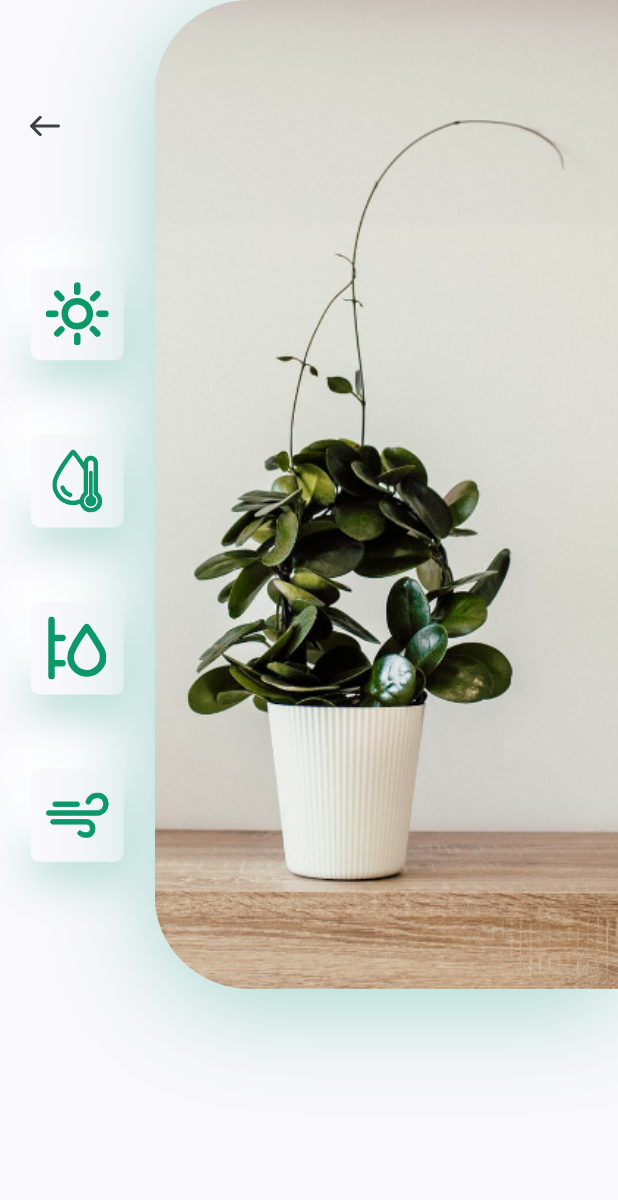
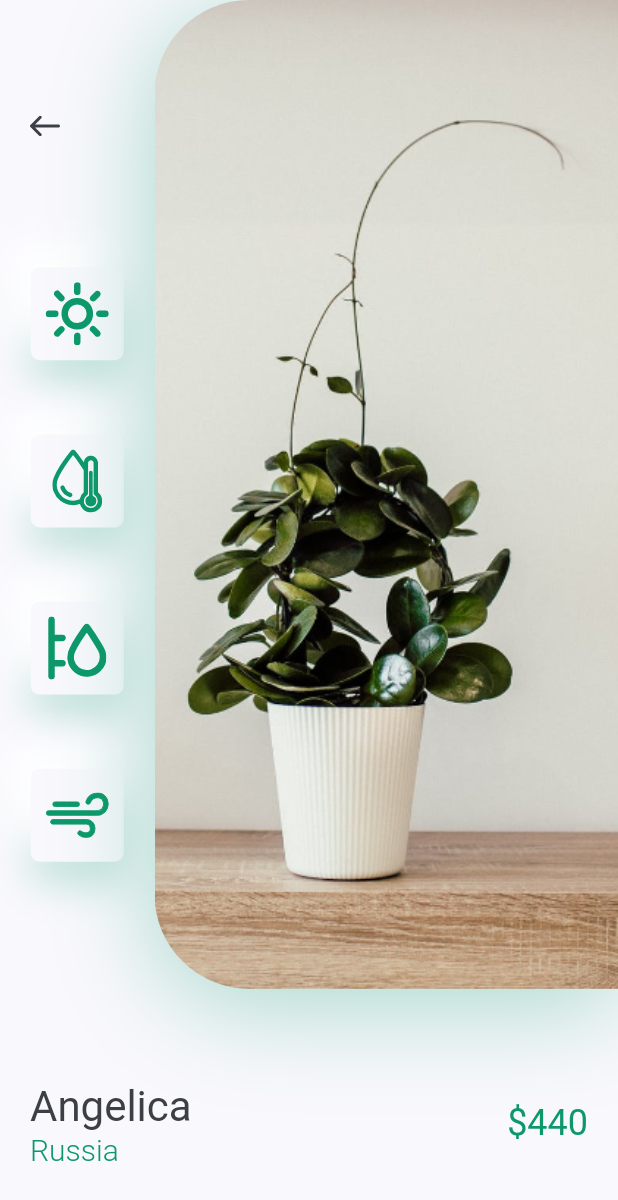
Before and after one commit to Defarrel/PlantApp, a Flutter app: the DetailScreen screen opened directly, on a phone screen of 412 x 824 dp. Shown: the top 1200 px of the screen. Run offline on Flutter 3.47's test engine with Material 3 defaults, Android fonts, the phone set to English and light mode, and no system bars; our stand-ins replace flutter_svg.

Commit message:
Memisahkan image icon dan icon card dari body

```diff
--- a/lib/screens/details/components/body.dart
+++ b/lib/screens/details/components/body.dart
@@ -1,6 +1,8 @@
 import 'package:flutter/material.dart';
 import 'package:flutter_svg/flutter_svg.dart';
 import 'package:plantapp/constant.dart';
+import 'package:plantapp/screens/details/components/icon_card.dart';
+import 'package:plantapp/screens/details/components/image_and_icons.dart';
 
 class Body extends StatelessWidget {
   const Body({super.key});
@@ -8,100 +10,63 @@ class Body extends StatelessWidget {
   @override
   Widget build(BuildContext context) {
     Size size = MediaQuery.of(context).size;
-    return Column(
-      children: [
-        SizedBox(
-          height: size.height * 0.8,
-          child: Row(
-            children: [
-              Expanded(
-                child: Padding(
-                  padding: const EdgeInsets.symmetric(
-                    vertical: kDefaultPadding * 3,
-                  ),
-                  child: Column(
-                    children: [
-                      Align(
-                        alignment: Alignment.topLeft,
-                        child: IconButton(
-                          padding: EdgeInsets.symmetric(
-                            horizontal: kDefaultPadding,
-                          ),
-                          onPressed: () {
-                            Navigator.pop(context);
-                          },
-                          icon: SvgPicture.asset("assets/icons/back_arrow.svg"),
-                        ),
-                      ),
-                      Spacer(),
-                      IconCard(icon: "assets/icons/sun.svg"),
-                      IconCard(icon: "assets/icons/icon_2.svg"),
-                      IconCard(icon: "assets/icons/icon_3.svg"),
-                      IconCard(icon: "assets/icons/icon_4.svg"),
-                    ],
-                  ),
-                ),
-              ),
-              Container(
-                height: size.height * 0.8,
-                width: size.width * 0.75,
-                decoration: BoxDecoration(
-                  borderRadius: BorderRadius.only(
-                    topLeft: Radius.circular(63),
-                    bottomLeft: Radius.circular(63),
-                  ),
-                  boxShadow: [
-                    BoxShadow(
-                      offset: Offset(0, 10),
-                      blurRadius: 60,
-                      color: kPrimaryColor.withOpacity(0.35),
-                    ),
-                  ],
-                  image: DecorationImage(
-                    alignment: Alignment.topLeft,
-                    fit: BoxFit.cover,
-                    image: AssetImage("assets/images/img.png"),
-                  ),
-                ),
-              ),
-            ],
-          ),
-        ),
-      ],
+    return SingleChildScrollView(
+      child: Column(
+        children: [
+          ImageAndIcons(size: size),
+          TitleAndPrice(title: "Angelica", country: "Russia", price: 440),
+        ],
+      ),
     );
   }
 }
 
-class IconCard extends StatelessWidget {
-  const IconCard({super.key, required this.icon});
+class TitleAndPrice extends StatelessWidget {
+  const TitleAndPrice({
+    super.key,
+    required this.title,
+    required this.country,
+    required this.price,
+  });
 
-  final String icon;
+  final String title, country;
+  final int price;
 
   @override
   Widget build(BuildContext context) {
-    Size size = MediaQuery.of(context).size;
-    return Container(
-      margin: EdgeInsets.symmetric(vertical: size.height * 0.03),
-      padding: EdgeInsets.all(kDefaultPadding / 2),
-      height: 62,
-      width: 62,
-      decoration: BoxDecoration(
-        color: kBackgroundColor,
-        borderRadius: BorderRadius.circular(6),
-        boxShadow: [
-          BoxShadow(
-            offset: Offset(0, 15),
-            blurRadius: 22,
-            color: kPrimaryColor.withOpacity(0.22),
+    return Padding(
+      padding: const EdgeInsets.symmetric(horizontal: kDefaultPadding),
+      child: Row(
+        children: [
+          RichText(
+            text: TextSpan(
+              children: [
+                TextSpan(
+                  text: "$title\n",
+                  style: Theme.of(
+                    context,
+                  ).textTheme.headlineMedium?.copyWith(color: kTextColor),
+                ),
+                TextSpan(
+                  text: "$country",
+                  style: TextStyle(
+                    fontSize: 20,
+                    color: kPrimaryColor,
+                    fontWeight: FontWeight.w300,
+                  ),
+                ),
+              ],
+            ),
           ),
-          BoxShadow(
-            offset: Offset(-15, -15),
-            blurRadius: 20,
-            color: Colors.white,
+          Spacer(),
+          Text(
+            "\$$price",
+            style: Theme.of(
+              context,
+            ).textTheme.headlineSmall?.copyWith(color: kPrimaryColor),
           ),
         ],
       ),
-      child: SvgPicture.asset(icon),
     );
   }
 }
--- /dev/null
+++ b/lib/screens/details/components/icon_card.dart
@@ -0,0 +1,38 @@
+import 'package:flutter/material.dart';
+import 'package:flutter_svg/flutter_svg.dart';
+import 'package:plantapp/constant.dart';
+
+
+class IconCard extends StatelessWidget {
+  const IconCard({super.key, required this.icon});
+
+  final String icon;
+
+  @override
+  Widget build(BuildContext context) {
+    Size size = MediaQuery.of(context).size;
+    return Container(
+      margin: EdgeInsets.symmetric(vertical: size.height * 0.03),
+      padding: EdgeInsets.all(kDefaultPadding / 2),
+      height: 62,
+      width: 62,
+      decoration: BoxDecoration(
+        color: kBackgroundColor,
+        borderRadius: BorderRadius.circular(6),
+        boxShadow: [
+          BoxShadow(
+            offset: Offset(0, 15),
+            blurRadius: 22,
+            color: kPrimaryColor.withOpacity(0.22),
+          ),
+          BoxShadow(
+            offset: Offset(-15, -15),
+            blurRadius: 20,
+            color: Colors.white,
+          ),
+        ],
+      ),
+      child: SvgPicture.asset(icon),
+    );
+  }
+}
--- /dev/null
+++ b/lib/screens/details/components/image_and_icons.dart
@@ -0,0 +1,80 @@
+import 'package:flutter/material.dart';
+import 'package:flutter_svg/flutter_svg.dart';
+import 'package:plantapp/constant.dart';
+import 'package:plantapp/screens/details/components/icon_card.dart';
+
+
+class ImageAndIcons extends StatelessWidget {
+  const ImageAndIcons({
+    super.key,
+    required this.size,
+  });
+
+  final Size size;
+
+  @override
+  Widget build(BuildContext context) {
+    return Padding(
+      padding: const EdgeInsets.only(bottom: kDefaultPadding * 3),
+      child: SizedBox(
+        height: size.height * 0.8,
+        child: Row(
+          children: [
+            Expanded(
+              child: Padding(
+                padding: const EdgeInsets.symmetric(
+                  vertical: kDefaultPadding * 3,
+                ),
+                child: Column(
+                  children: [
+                    Align(
+                      alignment: Alignment.topLeft,
+                      child: IconButton(
+                        padding: EdgeInsets.symmetric(
+                          horizontal: kDefaultPadding,
+                        ),
+                        onPressed: () {
+                          Navigator.pop(context);
+                        },
+                        icon: SvgPicture.asset(
+                          "assets/icons/back_arrow.svg",
+                        ),
+                      ),
+                    ),
+                    Spacer(),
+                    IconCard(icon: "assets/icons/sun.svg"),
+                    IconCard(icon: "assets/icons/icon_2.svg"),
+                    IconCard(icon: "assets/icons/icon_3.svg"),
+                    IconCard(icon: "assets/icons/icon_4.svg"),
+                  ],
+                ),
+              ),
+            ),
+            Container(
+              height: size.height * 0.8,
+              width: size.width * 0.75,
+              decoration: BoxDecoration(
+                borderRadius: BorderRadius.only(
+                  topLeft: Radius.circular(63),
+                  bottomLeft: Radius.circular(63),
+                ),
+                boxShadow: [
+                  BoxShadow(
+                    offset: Offset(0, 10),
+                    blurRadius: 60,
+                    color: kPrimaryColor.withOpacity(0.35),
+                  ),
+                ],
+                image: DecorationImage(
+                  alignment: Alignment.topLeft,
+                  fit: BoxFit.cover,
+                  image: AssetImage("assets/images/img.png"),
+                ),
+              ),
+            ),
+          ],
+        ),
+      ),
+    );
+  }
+}
```
